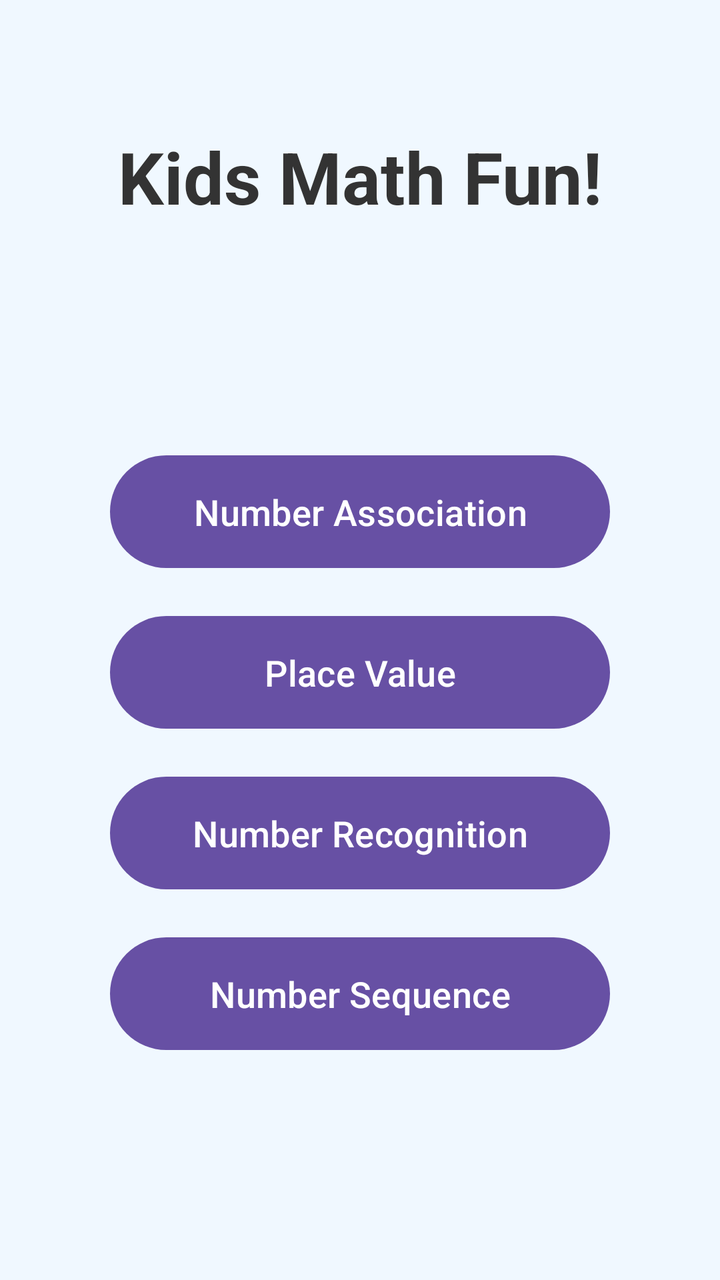
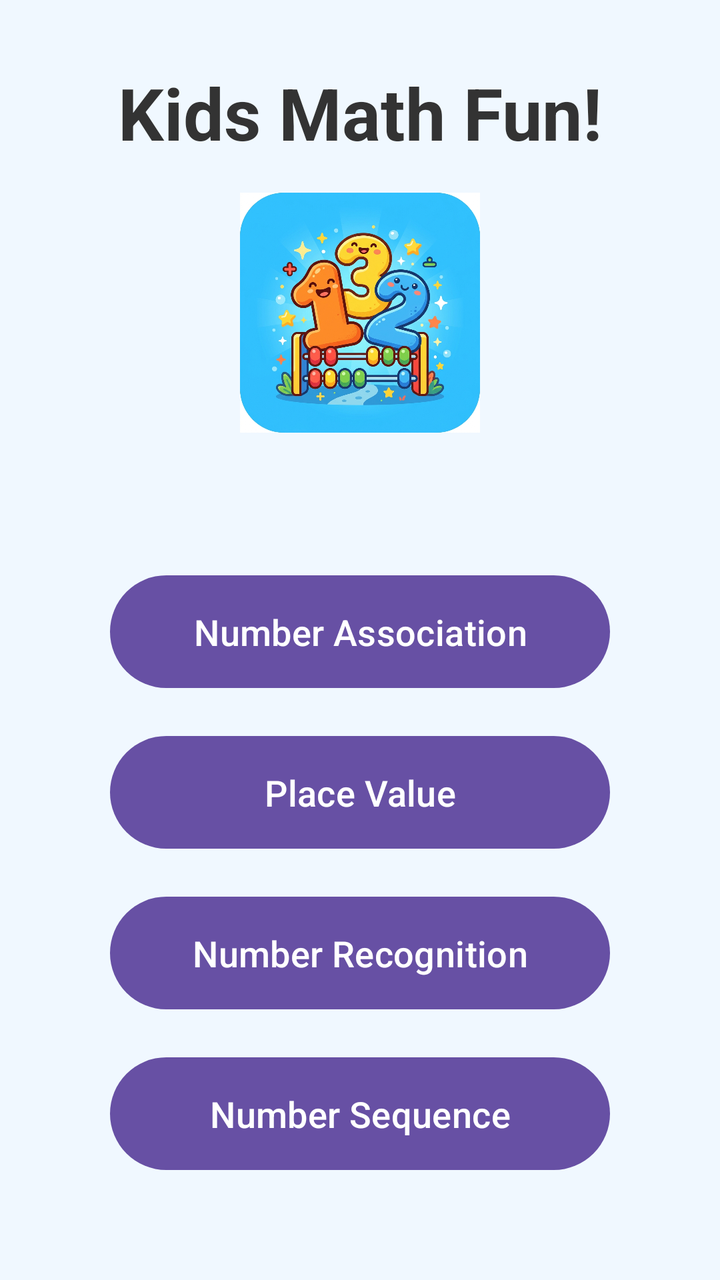

The first picture is an Android layout as it rendered before a commit; the second is the same layout after the commit. The layout source and the unified diff follow.
<!-- AndroidManifest.xml: application theme Theme.P1Chai_Boon_Hong2206806 -->
<!-- res/layout/activity_main.xml -->
<?xml version="1.0" encoding="utf-8"?>
<androidx.constraintlayout.widget.ConstraintLayout xmlns:android="http://schemas.android.com/apk/res/android"
    xmlns:app="http://schemas.android.com/apk/res-auto"
    xmlns:tools="http://schemas.android.com/tools"
    android:id="@+id/main"
    android:layout_width="match_parent"
    android:layout_height="match_parent"
    android:background="#F0F8FF"
    tools:context=".MainActivity">

    <TextView
        android:id="@+id/titleTextView"
        android:layout_width="wrap_content"
        android:layout_height="wrap_content"
        android:text="Kids Math Fun!"
        android:textSize="36sp"
        android:textStyle="bold"
        android:textColor="#333333"
        android:layout_marginTop="64dp"
        app:layout_constraintEnd_toEndOf="parent"
        app:layout_constraintStart_toStartOf="parent"
        app:layout_constraintTop_toTopOf="parent" />

    <LinearLayout
        android:layout_width="wrap_content"
        android:layout_height="wrap_content"
        android:orientation="vertical"
        app:layout_constraintBottom_toBottomOf="parent"
        app:layout_constraintEnd_toEndOf="parent"
        app:layout_constraintStart_toStartOf="parent"
        app:layout_constraintTop_toBottomOf="@id/titleTextView">

        <Button
            android:id="@+id/btnAssociation"
            android:layout_width="250dp"
            android:layout_height="wrap_content"
            android:layout_marginBottom="16dp"
            android:textSize="18sp"
            android:padding="16dp"
            android:text="Number Association" />

        <Button
            android:id="@+id/btnPlaceValue"
            android:layout_width="250dp"
            android:layout_height="wrap_content"
            android:layout_marginBottom="16dp"
            android:textSize="18sp"
            android:padding="16dp"
            android:text="Place Value" />

        <Button
            android:id="@+id/btnRecognition"
            android:layout_width="250dp"
            android:layout_height="wrap_content"
            android:layout_marginBottom="16dp"
            android:textSize="18sp"
            android:padding="16dp"
            android:text="Number Recognition" />

        <Button
            android:id="@+id/btnSequence"
            android:layout_width="250dp"
            android:layout_height="wrap_content"
            android:textSize="18sp"
            android:padding="16dp"
            android:text="Number Sequence" />

    </LinearLayout>

</androidx.constraintlayout.widget.ConstraintLayout>
<!-- resources referenced by this layout -->
<resources>
  <style name="Theme.P1Chai_Boon_Hong2206806" parent="Base.Theme.P1Chai_Boon_Hong2206806" />
  <style name="Base.Theme.P1Chai_Boon_Hong2206806" parent="Theme.Material3.DayNight.NoActionBar">
          
          
      </style>
</resources>

<!-- the commit's change to res/layout/activity_main.xml (unified diff, before → after) -->
@@ -6,6 +6,7 @@
     android:layout_width="match_parent"
     android:layout_height="match_parent"
     android:background="#F0F8FF"
+    android:fitsSystemWindows="true"
     tools:context=".MainActivity">
 
     <TextView
@@ -16,19 +17,30 @@
         android:textSize="36sp"
         android:textStyle="bold"
         android:textColor="#333333"
-        android:layout_marginTop="64dp"
+        android:layout_marginTop="32dp"
         app:layout_constraintEnd_toEndOf="parent"
         app:layout_constraintStart_toStartOf="parent"
         app:layout_constraintTop_toTopOf="parent" />
+
+    <ImageView
+        android:id="@+id/logoImageView"
+        android:layout_width="120dp"
+        android:layout_height="120dp"
+        android:layout_marginTop="16dp"
+        android:src="@drawable/logo"
+        app:layout_constraintEnd_toEndOf="parent"
+        app:layout_constraintStart_toStartOf="parent"
+        app:layout_constraintTop_toBottomOf="@id/titleTextView" />
 
     <LinearLayout
         android:layout_width="wrap_content"
         android:layout_height="wrap_content"
         android:orientation="vertical"
+        android:layout_marginTop="16dp"
         app:layout_constraintBottom_toBottomOf="parent"
         app:layout_constraintEnd_toEndOf="parent"
         app:layout_constraintStart_toStartOf="parent"
-        app:layout_constraintTop_toBottomOf="@id/titleTextView">
+        app:layout_constraintTop_toBottomOf="@id/logoImageView">
 
         <Button
             android:id="@+id/btnAssociation"
<!-- resource entries referenced after the edit -->
@@ -1,5 +1,6 @@
 <!-- resources referenced by this layout -->
 <resources>
+  <!-- drawable logo: jpg bitmap (drawable, 578875 bytes) -->
   <style name="Theme.P1Chai_Boon_Hong2206806" parent="Base.Theme.P1Chai_Boon_Hong2206806" />
   <style name="Base.Theme.P1Chai_Boon_Hong2206806" parent="Theme.Material3.DayNight.NoActionBar">
           
